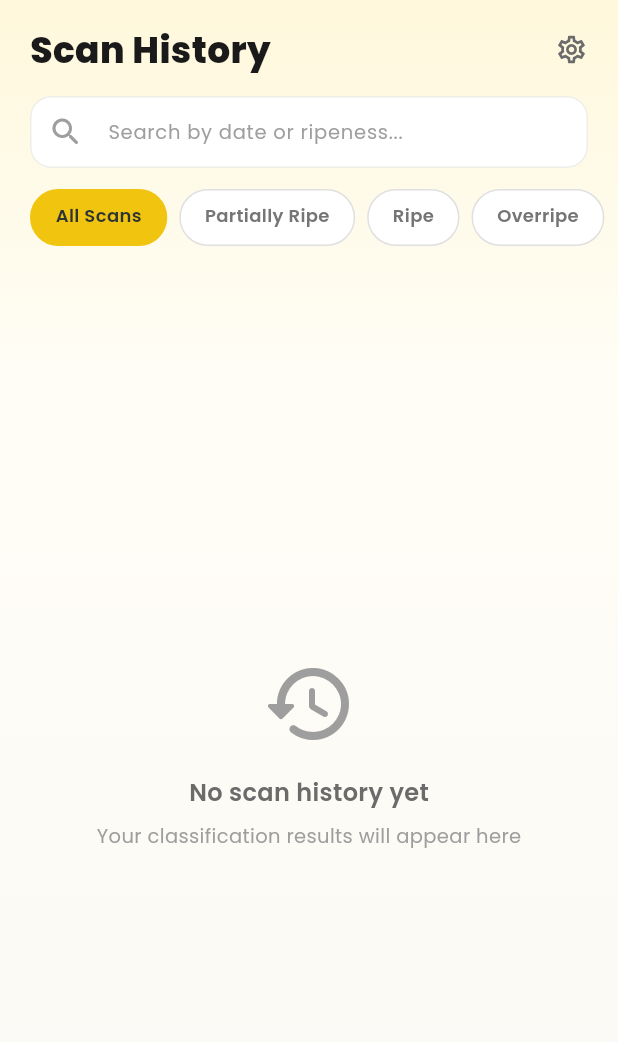
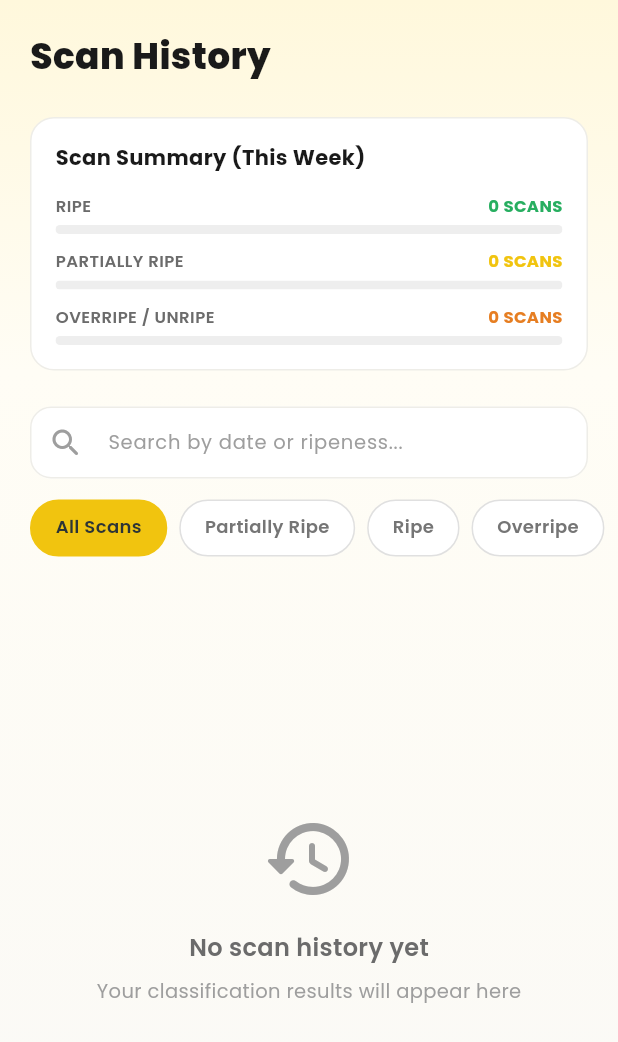
Before and after one commit to RanggaPrathama/banalyze-mobile, a Flutter app: the _HistoryBody screen opened directly, on a phone screen of 412 x 824 dp. Shown: the top 1042 px of the screen. Run offline on Flutter 3.47's test engine with Material 3 defaults, Android fonts, the light colour scheme and no system bars; our stand-ins replace cached_network_image, cloud_firestore, dio, firebase_core, flutter_markdown, google_fonts and 2 more; missing offline and left inert: tflite_flutter; accounts and stored records are empty.

Commit message:
modify: history page, home, profile_page

```diff
--- a/lib/features/classifications/pages/classification_result.dart
+++ b/lib/features/classifications/pages/classification_result.dart
@@ -526,7 +526,7 @@ class _RipenessTimeline extends StatelessWidget {
   @override
   Widget build(BuildContext context) {
     final stages = [
-      RipenessLevel.unripe,
+      RipenessLevel.partiallyRipe,
       RipenessLevel.ripe,
       RipenessLevel.overripe,
     ];
--- a/lib/features/history/pages/history_page.dart
+++ b/lib/features/history/pages/history_page.dart
@@ -5,6 +5,8 @@ import 'package:banalyze/core/constants/app_colors.dart';
 import 'package:banalyze/shared/models/scan_history.dart';
 import 'package:banalyze/shared/widgets/paginated_list_view.dart';
 import 'package:banalyze/features/history/providers/history_provider.dart';
+import 'package:banalyze/features/history/widgets/scan_summary_card.dart';
+import 'package:banalyze/features/history/widgets/scan_history_tile.dart';
 
 class HistoryPage extends StatelessWidget {
   const HistoryPage({super.key});
@@ -61,7 +63,7 @@ class _HistoryBody extends StatelessWidget {
             children: [
               // Header
               Padding(
-                padding: const EdgeInsets.fromLTRB(20, 16, 20, 0),
+                padding: const EdgeInsets.fromLTRB(20, 20, 20, 0),
                 child: Row(
                   children: [
                     Text(
@@ -72,13 +74,28 @@ class _HistoryBody extends StatelessWidget {
                         color: textColor,
                       ),
                     ),
-                    const Spacer(),
-                    Icon(
-                      Icons.settings_outlined,
-                      color: subtextColor,
-                      size: 22,
-                    ),
+                    // const Spacer(),
+                    // Icon(
+                    //   Icons.settings_outlined,
+                    //   color: subtextColor,
+                    //   size: 22,
+                    // ),
                   ],
+                ),
+              ),
+              const SizedBox(height: 14),
+
+              // Scan Summary
+              Padding(
+                padding: const EdgeInsets.symmetric(
+                  horizontal: 20,
+                  vertical: 10,
+                ),
+                child: ScanSummaryCard(
+                  ripeCount: provider.ripeCount,
+                  partiallyRipeCount: provider.partiallyRipeCount,
+                  overripeUnripeCount: provider.overripeUnripeCount,
+                  totalCount: provider.thisWeekTotal,
                 ),
               ),
               const SizedBox(height: 14),
@@ -199,7 +216,7 @@ class _HistoryBody extends StatelessWidget {
                         ),
                       );
                     }
-                    return _ScanHistoryTile(
+                    return ScanHistoryTile(
                       scan: scan,
                       isDark: isDark,
                       textColor: textColor,
@@ -251,177 +268,3 @@ class _HistoryBody extends StatelessWidget {
     return flat;
   }
 }
-
-class _ScanHistoryTile extends StatelessWidget {
-  final ScanHistory scan;
-  final bool isDark;
-  final Color textColor;
-  final Color subtextColor;
-  final Color cardColor;
-  final Color borderColor;
-  final VoidCallback onTap;
-
-  const _ScanHistoryTile({
-    required this.scan,
-    required this.isDark,
-    required this.textColor,
-    required this.subtextColor,
-    required this.cardColor,
-    required this.borderColor,
-    required this.onTap,
-  });
-
-  String _formatTime(DateTime dt) {
-    final h = dt.hour;
-    final m = dt.minute.toString().padLeft(2, '0');
-    final period = h >= 12 ? 'PM' : 'AM';
-    final hour12 = h > 12 ? h - 12 : (h == 0 ? 12 : h);
-    return '$hour12:$m $period';
-  }
-
-  String _formatDate(DateTime dt) {
-    const months = [
-      'Jan',
-      'Feb',
-      'Mar',
-      'Apr',
-      'May',
-      'Jun',
-      'Jul',
-      'Aug',
-      'Sep',
-      'Oct',
-      'Nov',
-      'Dec',
-    ];
-    return '${months[dt.month - 1]} ${dt.day}, ${dt.year}';
-  }
-
-  @override
-  Widget build(BuildContext context) {
-    return GestureDetector(
-      onTap: onTap,
-      child: Container(
-        margin: const EdgeInsets.only(bottom: 10),
-        padding: const EdgeInsets.all(14),
-        decoration: BoxDecoration(
-          color: cardColor,
-          borderRadius: BorderRadius.circular(16),
-          border: Border.all(color: borderColor),
-        ),
-        child: Row(
-          children: [
-            // Ripeness indicator
-            Container(
-              width: 44,
-              height: 44,
-              decoration: BoxDecoration(
-                color: scan.ripeness.color.withValues(alpha: 0.12),
-                borderRadius: BorderRadius.circular(12),
-              ),
-              child: const Center(
-                child: Text('🍌', style: TextStyle(fontSize: 22)),
-              ),
-            ),
-            const SizedBox(width: 12),
-            // Info
-            Expanded(
-              child: Column(
-                crossAxisAlignment: CrossAxisAlignment.start,
-                children: [
-                  Row(
-                    children: [
-                      Container(
-                        padding: const EdgeInsets.symmetric(
-                          horizontal: 8,
-                          vertical: 2,
-                        ),
-                        decoration: BoxDecoration(
-                          color: scan.ripeness.color.withValues(alpha: 0.12),
-                          borderRadius: BorderRadius.circular(6),
-                        ),
-                        child: Text(
-                          scan.ripeness.label,
-                          style: GoogleFonts.poppins(
-                            fontSize: 10,
-                            fontWeight: FontWeight.w600,
-                            color: scan.ripeness.color,
-                          ),
-                        ),
-                      ),
-                      const Spacer(),
-                      Text(
-                        '${(scan.confidence * 100).round()}%',
-                        style: GoogleFonts.poppins(
-                          fontSize: 14,
-                          fontWeight: FontWeight.w700,
-                          color: textColor,
-                        ),
-                      ),
-                    ],
-                  ),
-                  const SizedBox(height: 4),
-                  Text(
-                    scan.title,
-                    style: GoogleFonts.poppins(
-                      fontSize: 14,
-                      fontWeight: FontWeight.w600,
-                      color: textColor,
-                    ),
-                  ),
-                  const SizedBox(height: 2),
-                  Row(
-                    children: [
-                      Icon(
-                        Icons.schedule_rounded,
-                        size: 12,
-                        color: subtextColor,
-                      ),
-                      const SizedBox(width: 4),
-                      Text(
-                        '${_formatDate(scan.dateTime)} • ${_formatTime(scan.dateTime)}',
-                        style: GoogleFonts.poppins(
-                          fontSize: 11,
-                          color: subtextColor,
-                        ),
-                      ),
-                    ],
-                  ),
-                ],
-              ),
-            ),
-            const SizedBox(width: 8),
-            // Confidence bar
-            SizedBox(
-              width: 40,
-              child: Column(
-                children: [
-                  Text(
-                    'Confident',
-                    style: GoogleFonts.poppins(
-                      fontSize: 7,
-                      fontWeight: FontWeight.w500,
-                      color: subtextColor,
-                    ),
-                  ),
-                  const SizedBox(height: 4),
-                  ClipRRect(
-                    borderRadius: BorderRadius.circular(4),
-                    child: LinearProgressIndicator(
-                      value: scan.confidence,
-                      backgroundColor: isDark
-                          ? AppColors.darkBorder
-                          : Colors.grey.shade200,
-                      valueColor: AlwaysStoppedAnimation(scan.ripeness.color),
-                      minHeight: 4,
-                    ),
-                  ),
-                ],
-              ),
-            ),
-          ],
-        ),
-      ),
-    );
-  }
-}
--- a/lib/features/history/providers/history_provider.dart
+++ b/lib/features/history/providers/history_provider.dart
@@ -173,6 +173,32 @@ class HistoryProvider extends ChangeNotifier {
     }
   }
 
+  // ── Weekly Summary ────────────────────────────────────────────────────────
+
+  List<ScanHistory> get _thisWeekScans {
+    final now = DateTime.now();
+    final weekStart = now.subtract(Duration(days: now.weekday - 1));
+    final start = DateTime(weekStart.year, weekStart.month, weekStart.day);
+    return _scans.where((s) => s.dateTime.isAfter(start)).toList();
+  }
+
+  int get ripeCount =>
+      _thisWeekScans.where((s) => s.ripeness == RipenessLevel.ripe).length;
+
+  int get partiallyRipeCount => _thisWeekScans
+      .where((s) => s.ripeness == RipenessLevel.partiallyRipe)
+      .length;
+
+  int get overripeUnripeCount => _thisWeekScans
+      .where(
+        (s) =>
+            s.ripeness == RipenessLevel.overripe ||
+            s.ripeness == RipenessLevel.unripe,
+      )
+      .length;
+
+  int get thisWeekTotal => _thisWeekScans.length;
+
   @override
   void dispose() {
     _searchDebounce?.cancel();
--- /dev/null
+++ b/lib/features/history/widgets/scan_summary_card.dart
@@ -0,0 +1,154 @@
+import 'package:flutter/material.dart';
+import 'package:google_fonts/google_fonts.dart';
+import 'package:banalyze/core/constants/app_colors.dart';
+
+class ScanSummaryCard extends StatelessWidget {
+  final int ripeCount;
+  final int partiallyRipeCount;
+  final int overripeUnripeCount;
+  final int totalCount;
+
+  const ScanSummaryCard({
+    super.key,
+    required this.ripeCount,
+    required this.partiallyRipeCount,
+    required this.overripeUnripeCount,
+    required this.totalCount,
+  });
+
+  @override
+  Widget build(BuildContext context) {
+    final isDark = Theme.of(context).brightness == Brightness.dark;
+    final cardColor = isDark ? AppColors.darkCard : Colors.white;
+    final borderColor = isDark ? AppColors.darkBorder : AppColors.border;
+    final textColor = isDark
+        ? AppColors.darkTextPrimary
+        : AppColors.textPrimary;
+    final subtextColor = isDark
+        ? AppColors.darkTextSecondary
+        : AppColors.textSecondary;
+
+    final maxCount = [
+      ripeCount,
+      partiallyRipeCount,
+      overripeUnripeCount,
+    ].reduce((a, b) => a > b ? a : b);
+
+    return Container(
+      padding: const EdgeInsets.all(16),
+      decoration: BoxDecoration(
+        color: cardColor,
+        borderRadius: BorderRadius.circular(16),
+        border: Border.all(color: borderColor),
+      ),
+      child: Column(
+        crossAxisAlignment: CrossAxisAlignment.start,
+        children: [
+          Text(
+            'Scan Summary (This Week)',
+            style: GoogleFonts.poppins(
+              fontSize: 14,
+              fontWeight: FontWeight.w700,
+              color: textColor,
+            ),
+          ),
+          const SizedBox(height: 14),
+          _SummaryRow(
+            label: 'RIPE',
+            count: ripeCount,
+            color: AppColors.ripe,
+            maxCount: maxCount,
+            textColor: textColor,
+            subtextColor: subtextColor,
+            isDark: isDark,
+          ),
+          const SizedBox(height: 10),
+          _SummaryRow(
+            label: 'PARTIALLY RIPE',
+            count: partiallyRipeCount,
+            color: AppColors.primary,
+            maxCount: maxCount,
+            textColor: textColor,
+            subtextColor: subtextColor,
+            isDark: isDark,
+          ),
+          const SizedBox(height: 10),
+          _SummaryRow(
+            label: 'OVERRIPE / UNRIPE',
+            count: overripeUnripeCount,
+            color: AppColors.overripe,
+            maxCount: maxCount,
+            textColor: textColor,
+            subtextColor: subtextColor,
+            isDark: isDark,
+          ),
+        ],
+      ),
+    );
+  }
+}
+
+class _SummaryRow extends StatelessWidget {
+  final String label;
+  final int count;
+  final Color color;
+  final int maxCount;
+  final Color textColor;
+  final Color subtextColor;
+  final bool isDark;
+
+  const _SummaryRow({
+    required this.label,
+    required this.count,
+    required this.color,
+    required this.maxCount,
+    required this.textColor,
+    required this.subtextColor,
+    required this.isDark,
+  });
+
+  @override
+  Widget build(BuildContext context) {
+    final fraction = maxCount > 0 ? count / maxCount : 0.0;
+
+    return Column(
+      crossAxisAlignment: CrossAxisAlignment.start,
+      children: [
+        Row(
+          mainAxisAlignment: MainAxisAlignment.spaceBetween,
+          children: [
+            Text(
+              label,
+              style: GoogleFonts.poppins(
+                fontSize: 11,
+                fontWeight: FontWeight.w600,
+                color: subtextColor,
+                letterSpacing: 0.3,
+              ),
+            ),
+            Text(
+              '$count SCANS',
+              style: GoogleFonts.poppins(
+                fontSize: 11,
+                fontWeight: FontWeight.w700,
+                color: color,
+              ),
+            ),
+          ],
+        ),
+        const SizedBox(height: 5),
+        ClipRRect(
+          borderRadius: BorderRadius.circular(4),
+          child: LinearProgressIndicator(
+            value: fraction,
+            backgroundColor: isDark
+                ? AppColors.darkBorder
+                : Colors.grey.shade200,
+            valueColor: AlwaysStoppedAnimation(color),
+            minHeight: 6,
+          ),
+        ),
+      ],
+    );
+  }
+}
```
Also changed, not shown: lib/features/history/widgets/scan_history_tile.dart (added, +179 -0 lines), lib/features/home/widgets/scan_banner.dart (+8 -24 lines), lib/features/profile/pages/about_app_page.dart (+6 -6 lines), lib/features/profile/pages/help_center_page.dart (+5 -5 lines).
